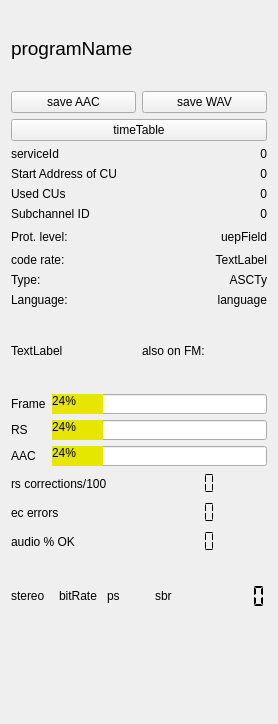
This is qt-dab-6.9/forms-v7/technical_data.ui in JvanKatwijk/qt-dab as Qt 5 draws it before an edit. The edited form follows.
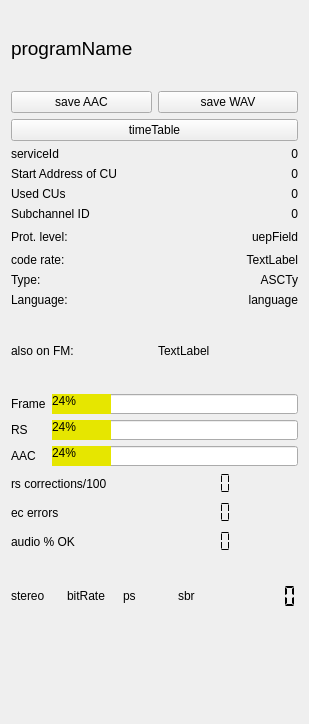
This is the edited form. Custom widgets are drawn as their Qt base class.

Commit message: updated fm frequency displaying for servicces (fig21)

What changed in the file:
```diff
--- a/qt-dab-6.9/forms-v7/technical_data.ui
+++ b/qt-dab-6.9/forms-v7/technical_data.ui
@@ -6,7 +6,7 @@
    <rect>
     <x>0</x>
     <y>0</y>
-    <width>278</width>
+    <width>309</width>
     <height>724</height>
    </rect>
   </property>
@@ -240,13 +240,6 @@
    </item>
    <item>
     <layout class="QHBoxLayout" name="horizontalLayout_3">
-     <item>
-      <widget class="QLabel" name="fmFrequency">
-       <property name="text">
-        <string>TextLabel</string>
-       </property>
-      </widget>
-     </item>
      <item>
       <widget class="QLabel" name="fmLabel">
        <property name="toolTip">
@@ -257,6 +250,13 @@
        </property>
       </widget>
      </item>
+     <item>
+      <widget class="QLabel" name="fmFrequency">
+       <property name="text">
+        <string>TextLabel</string>
+       </property>
+      </widget>
+     </item>
     </layout>
    </item>
    <item>
```
The commit also changes 12 other files.
